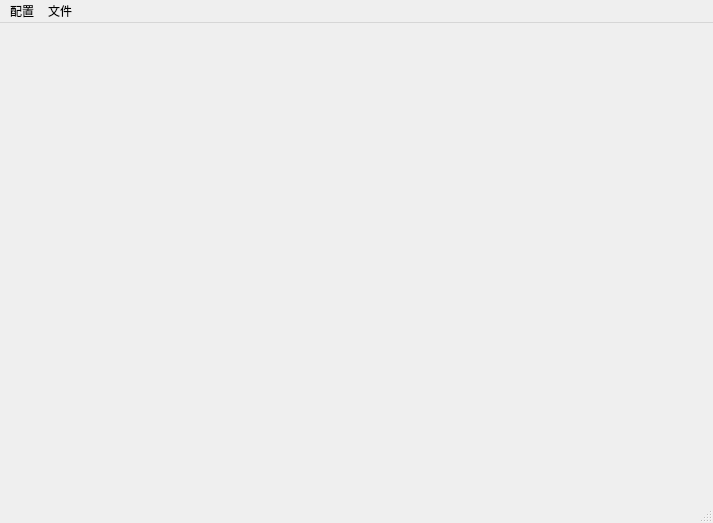
First picture: the form in ui/main.ui, repository yonghao-gu/jiucai, before the edit.
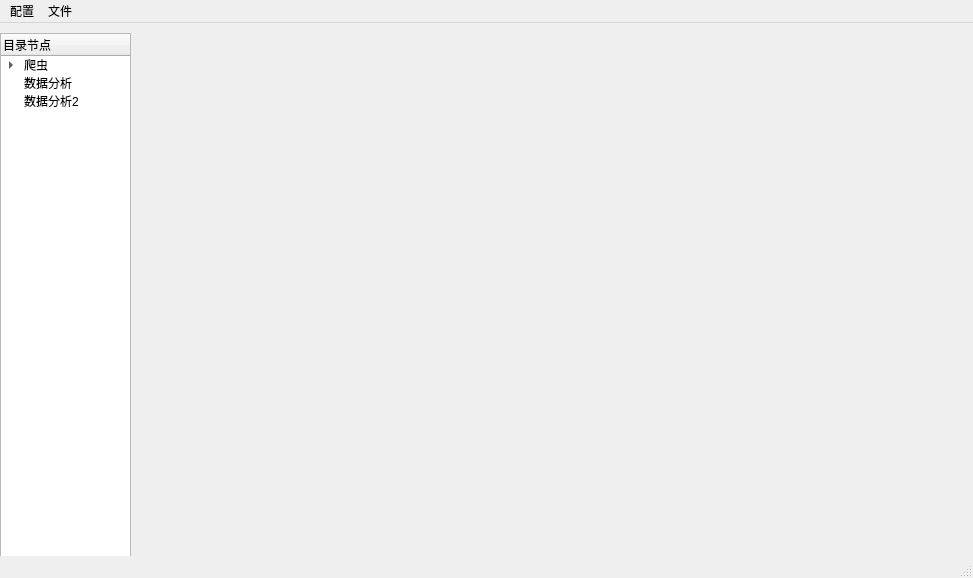
Second picture: the form after the edit.

```diff
--- a/ui/main.ui
+++ b/ui/main.ui
@@ -6,20 +6,82 @@
    <rect>
     <x>0</x>
     <y>0</y>
-    <width>713</width>
-    <height>523</height>
+    <width>973</width>
+    <height>578</height>
    </rect>
   </property>
   <property name="windowTitle">
    <string>MainWindow</string>
   </property>
-  <widget class="QWidget" name="centralwidget"/>
+  <widget class="QWidget" name="centralwidget">
+   <widget class="QTreeWidget" name="memu_tree">
+    <property name="geometry">
+     <rect>
+      <x>0</x>
+      <y>10</y>
+      <width>131</width>
+      <height>541</height>
+     </rect>
+    </property>
+    <column>
+     <property name="text">
+      <string>目录节点</string>
+     </property>
+    </column>
+    <column>
+     <property name="text">
+      <string/>
+     </property>
+    </column>
+    <item>
+     <property name="text">
+      <string>爬虫</string>
+     </property>
+     <property name="text">
+      <string/>
+     </property>
+     <item>
+      <property name="text">
+       <string>基金爬虫</string>
+      </property>
+     </item>
+     <item>
+      <property name="text">
+       <string>指数爬虫</string>
+      </property>
+     </item>
+    </item>
+    <item>
+     <property name="text">
+      <string>数据分析</string>
+     </property>
+     <property name="text">
+      <string/>
+     </property>
+    </item>
+    <item>
+     <property name="text">
+      <string>数据分析2</string>
+     </property>
+    </item>
+   </widget>
+   <widget class="QWidget" name="widget" native="true">
+    <property name="geometry">
+     <rect>
+      <x>140</x>
+      <y>50</y>
+      <width>821</width>
+      <height>491</height>
+     </rect>
+    </property>
+   </widget>
+  </widget>
   <widget class="QMenuBar" name="menubar">
    <property name="geometry">
     <rect>
      <x>0</x>
      <y>0</y>
-     <width>713</width>
+     <width>973</width>
      <height>23</height>
     </rect>
    </property>
```
